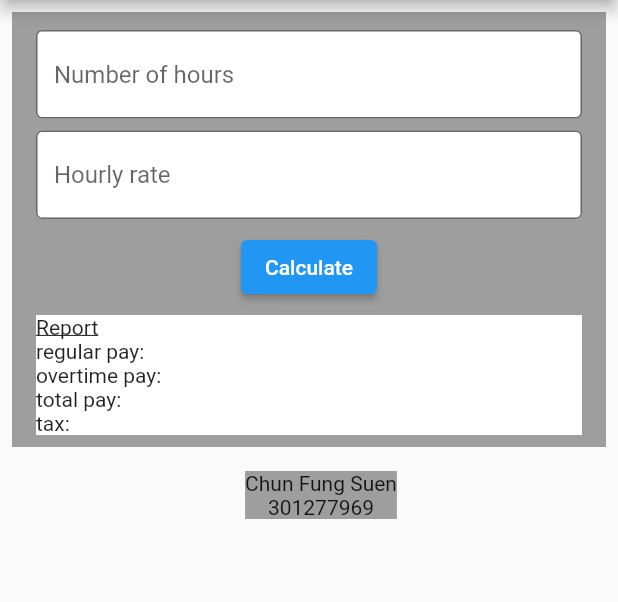
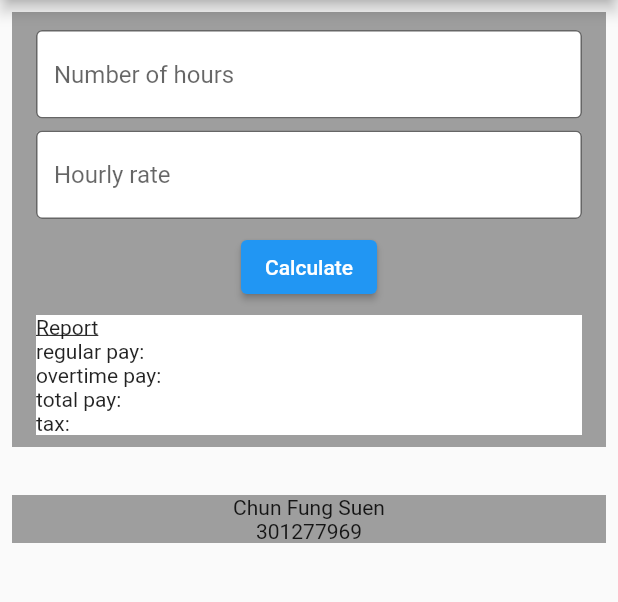
Before and after one commit to alan89251/pay_calculator, a Flutter app: the screen it shows after launch, on a phone screen of 412 x 824 dp, the part 84-686 px from its top. Run offline on Flutter 3.47's test engine with Material 2 defaults, Android fonts, the phone set to English and light mode, and no system bars.

Commit message:
Change the layout

```diff
--- a/lib/ui/about_part.dart
+++ b/lib/ui/about_part.dart
@@ -7,16 +7,13 @@ class AboutPart extends StatelessWidget {
   Widget build(BuildContext context) {
     return Container(
       color: Colors.grey,
-      child: Column(
-        children: const [
-          Text(
-            'Chun Fung Suen'
-            '\n'
-            '301277969',
-            textAlign: TextAlign.center,
-          ),
-        ],
-      )
+      alignment: Alignment.center,
+      child: const Text(
+        'Chun Fung Suen'
+        '\n'
+        '301277969',
+        textAlign: TextAlign.center,
+      ),
     );
   }
 }
--- a/lib/ui/calculator.dart
+++ b/lib/ui/calculator.dart
@@ -20,7 +20,7 @@ class Calculator extends StatelessWidget {
               child: MainPart(),
             ),
             Padding(
-              padding: EdgeInsets.fromLTRB(16.0, 0.0, 0.0, 0.0),
+              padding: EdgeInsets.fromLTRB(0.0, 16.0, 0.0, 16.0),
               child: AboutPart(),
             ),
           ],
```
